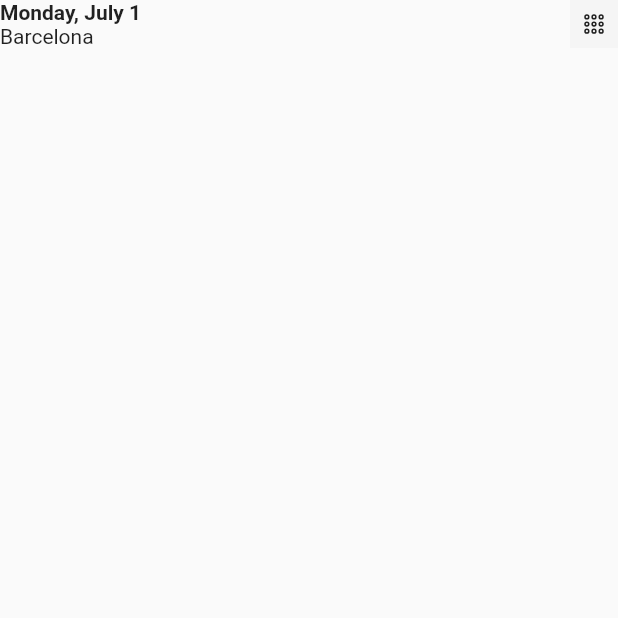
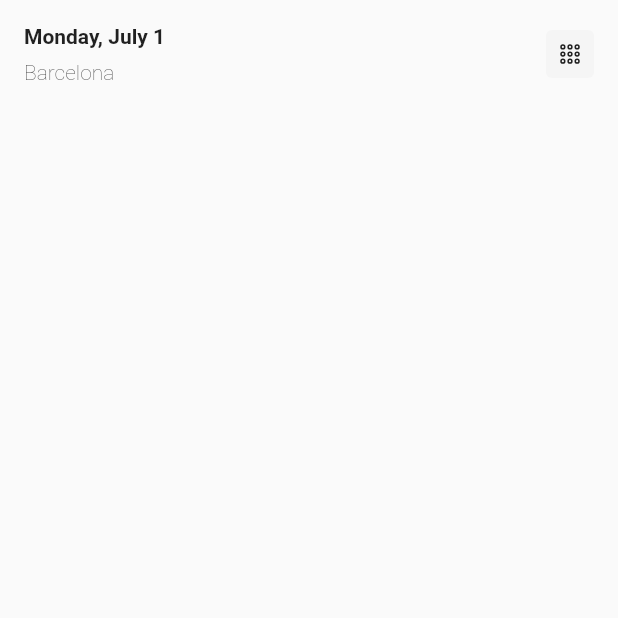
Before and after one commit to JAICHANGPARK/flutter_notebook_18th_story, a Flutter app: the screen it shows after launch, on a phone screen of 412 x 824 dp, the top half of it. Run offline on Flutter 3.47's test engine with Material 2 defaults, Android fonts, the phone set to English and light mode, and no system bars; our stand-ins replace cached_network_image, flutter_lorem, flutter_riverpod, flutter_svg, freezed_annotation, go_router and 3 more.

Commit message:
Update cargo_transportation_home_page.dart

```diff
--- a/lib/ep1073_cargo_transportation/src/ui/cargo_transportation_home_page.dart
+++ b/lib/ep1073_cargo_transportation/src/ui/cargo_transportation_home_page.dart
@@ -17,7 +17,9 @@ class _CargoTransportationHomePageState extends State<CargoTransportationHomePag
         child: Column(
           crossAxisAlignment: CrossAxisAlignment.start,
           children: [
-            Row(
+            Padding(
+              padding: const EdgeInsets.all(16.0),
+              child: Row(
                 mainAxisAlignment: MainAxisAlignment.spaceBetween,
                 children: [
                   Column(
@@ -29,7 +31,10 @@ class _CargoTransportationHomePageState extends State<CargoTransportationHomePag
                           fontWeight: FontWeight.bold,
                         ),
                       ),
-                    Text("Barcelona"),
+                      SizedBox(height: 8,),
+                      Text("Barcelona",style: TextStyle(
+                        fontWeight: FontWeight.w200
+                      ),),
                     ],
                   ),
                   Container(
@@ -38,6 +43,7 @@ class _CargoTransportationHomePageState extends State<CargoTransportationHomePag
                     padding: EdgeInsets.all(8),
                     decoration: BoxDecoration(
                       color: Colors.grey[100],
+                      borderRadius: BorderRadius.circular(4)
                     ),
                     child: Icon(
                       Ionicons.apps_outline,
@@ -45,6 +51,7 @@ class _CargoTransportationHomePageState extends State<CargoTransportationHomePag
                     ),
                   )
                 ],
+              ),
             )
           ],
         ),
```
Lines whose indentation alone changed are shown as unchanged.
